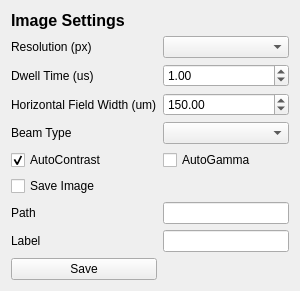
First picture: the form in fibsem/ui/qtdesigner_files/ImageSettingsWidget.ui, repository DeMarcoLab/fibsem, before the edit.
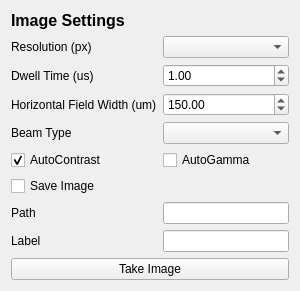
Second picture: the form after the edit.

Patch:
```diff
--- a/fibsem/ui/qtdesigner_files/ImageSettingsWidget.ui
+++ b/fibsem/ui/qtdesigner_files/ImageSettingsWidget.ui
@@ -119,13 +119,6 @@
    <item row="7" column="1">
     <widget class="QLineEdit" name="lineEdit_image_path"/>
    </item>
-   <item row="9" column="0">
-    <widget class="QPushButton" name="pushButton_save">
-     <property name="text">
-      <string>Save</string>
-     </property>
-    </widget>
-   </item>
    <item row="3" column="1">
     <widget class="QDoubleSpinBox" name="doubleSpinBox_image_hfw">
      <property name="maximum">
@@ -139,6 +132,13 @@
      </property>
     </widget>
    </item>
+   <item row="9" column="0" colspan="2">
+    <widget class="QPushButton" name="pushButton_take_image">
+     <property name="text">
+      <string>Take Image</string>
+     </property>
+    </widget>
+   </item>
   </layout>
  </widget>
  <resources/>
```
